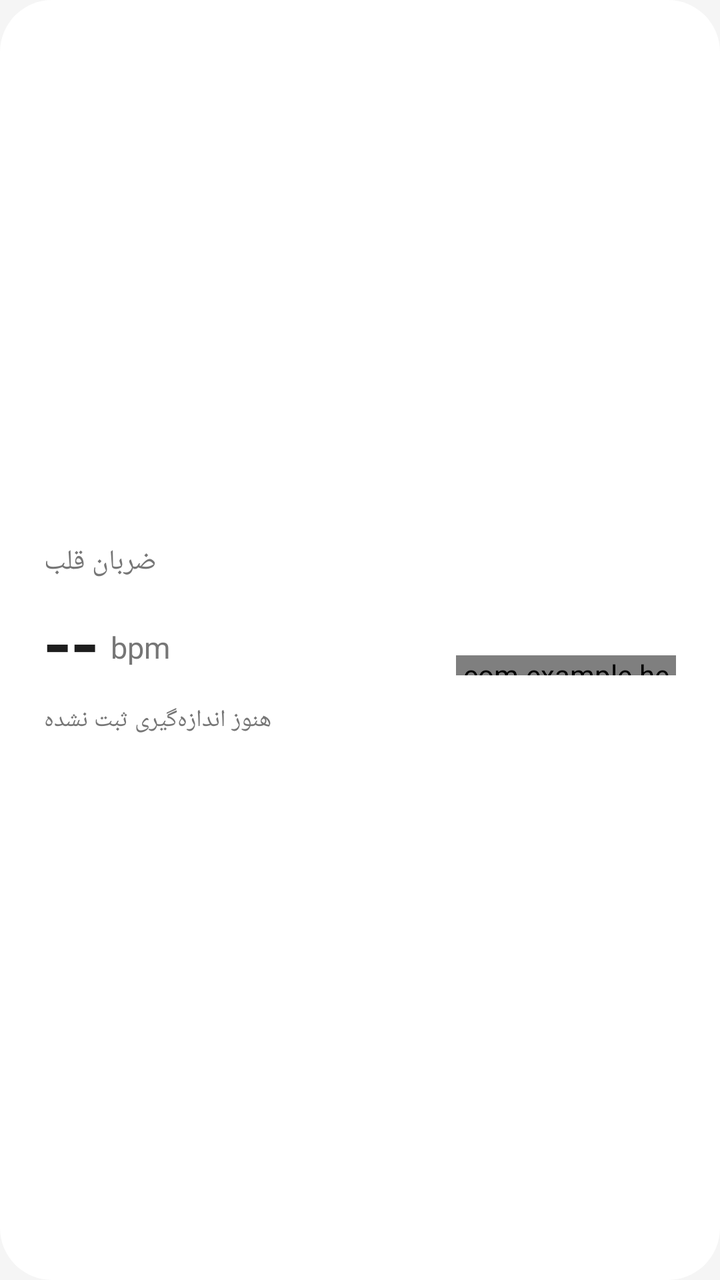
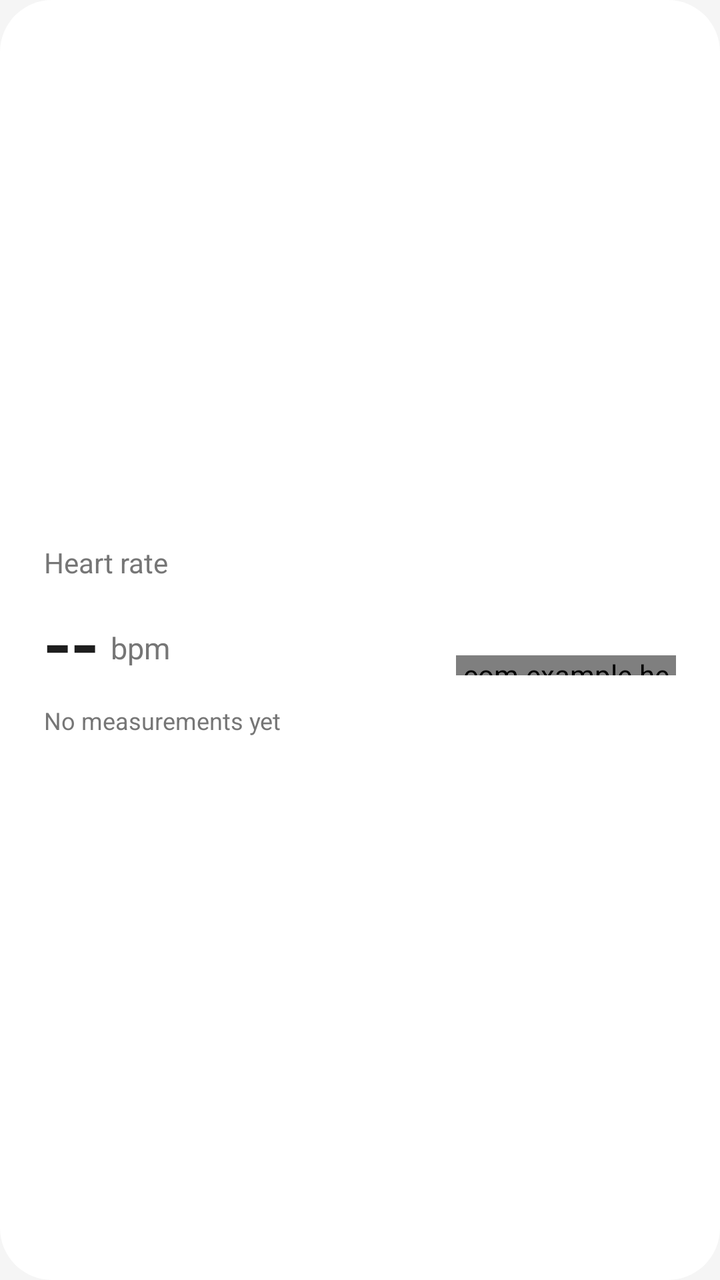

The first picture is an Android layout as it rendered before a commit; the second is the same layout after the commit. The layout source and the unified diff follow.
<!-- AndroidManifest.xml: application theme Theme.HeartRate -->
<!-- res/layout/item_summary.xml -->
<?xml version="1.0" encoding="utf-8"?>
<LinearLayout xmlns:android="http://schemas.android.com/apk/res/android"
    android:layout_width="match_parent"
    android:layout_height="wrap_content"
    android:layout_marginStart="16dp"
    android:layout_marginTop="4dp"
    android:layout_marginEnd="16dp"
    android:layout_marginBottom="4dp"
    android:background="@drawable/bg_card_single"
    android:gravity="center_vertical"
    android:orientation="horizontal"
    android:padding="22dp">

    <LinearLayout
        android:layout_width="0dp"
        android:layout_height="wrap_content"
        android:layout_weight="1"
        android:orientation="vertical">

        <TextView
            android:layout_width="wrap_content"
            android:layout_height="wrap_content"
            android:text="@string/heart_rate_title"
            android:textColor="@color/text_secondary"
            android:textSize="14sp" />

        <LinearLayout
            android:layout_width="wrap_content"
            android:layout_height="wrap_content"
            android:layout_marginTop="4dp"
            android:gravity="bottom"
            android:orientation="horizontal">

            <TextView
                android:id="@+id/lastBpmText"
                android:layout_width="wrap_content"
                android:layout_height="wrap_content"
                android:fontFamily="sans-serif-medium"
                android:text="--"
                android:textColor="@color/text_primary"
                android:textSize="40sp" />

            <TextView
                android:layout_width="wrap_content"
                android:layout_height="wrap_content"
                android:layout_marginStart="6dp"
                android:layout_marginBottom="7dp"
                android:text="@string/bpm_unit"
                android:textColor="@color/text_secondary"
                android:textSize="15sp" />
        </LinearLayout>

        <TextView
            android:id="@+id/lastDateText"
            android:layout_width="wrap_content"
            android:layout_height="wrap_content"
            android:layout_marginTop="4dp"
            android:text="@string/no_measurement_yet"
            android:textColor="@color/text_secondary"
            android:textSize="12sp" />
    </LinearLayout>

    <LinearLayout
        android:layout_width="wrap_content"
        android:layout_height="wrap_content"
        android:layout_marginStart="12dp"
        android:gravity="end"
        android:orientation="vertical">

        <TextView
            android:id="@+id/lastZoneText"
            android:layout_width="wrap_content"
            android:layout_height="wrap_content"
            android:fontFamily="sans-serif-medium"
            android:textSize="13sp" />

        <com.example.heartrate.RangeBarView
            android:id="@+id/lastRangeBar"
            android:layout_width="110dp"
            android:layout_height="10dp"
            android:layout_marginTop="8dp" />
    </LinearLayout>

</LinearLayout>
<!-- resources referenced by this layout -->
<resources>
  <color name="text_primary">#1E1E1E</color>
  <color name="text_secondary">#767676</color>
  <!-- drawable bg_card_single (drawable) -->
  <shape xmlns:android="http://schemas.android.com/apk/res/android" android:shape="rectangle">
      <solid android:color="@color/white" />
      <corners android:radius="26dp" />
  </shape>
  <string name="bpm_unit">bpm</string>
  <string name="heart_rate_title">ضربان قلب</string>
  <string name="no_measurement_yet">هنوز اندازه‌گیری ثبت نشده</string>
  <style name="Theme.HeartRate" parent="Theme.MaterialComponents.Light.NoActionBar">
          <item name="colorPrimary">@color/coral</item>
          <item name="colorPrimaryVariant">@color/coral_dark</item>
          <item name="colorOnPrimary">@color/white</item>
          <item name="colorSecondary">@color/coral</item>
          <item name="android:windowBackground">@color/bg_main</item>
          <item name="android:statusBarColor">@color/bg_main</item>
          <item name="android:windowLightStatusBar">true</item>
      </style>
  <color name="white">#FFFFFF</color>
  <color name="coral">#F4795D</color>
  <color name="coral_dark">#E8694E</color>
  <color name="bg_main">#F5F5F5</color>
</resources>

<!-- the commit's change to res/layout/item_summary.xml (unified diff, before → after) -->
@@ -7,6 +7,7 @@
     android:layout_marginEnd="16dp"
     android:layout_marginBottom="4dp"
     android:background="@drawable/bg_card_single"
+    android:foreground="?attr/selectableItemBackground"
     android:gravity="center_vertical"
     android:orientation="horizontal"
     android:padding="22dp">
<!-- resource entries referenced after the edit -->
@@ -8,8 +8,8 @@
       <corners android:radius="26dp" />
   </shape>
   <string name="bpm_unit">bpm</string>
-  <string name="heart_rate_title">ضربان قلب</string>
-  <string name="no_measurement_yet">هنوز اندازه‌گیری ثبت نشده</string>
+  <string name="heart_rate_title">Heart rate</string>
+  <string name="no_measurement_yet">No measurements yet</string>
   <style name="Theme.HeartRate" parent="Theme.MaterialComponents.Light.NoActionBar">
           <item name="colorPrimary">@color/coral</item>
           <item name="colorPrimaryVariant">@color/coral_dark</item>
